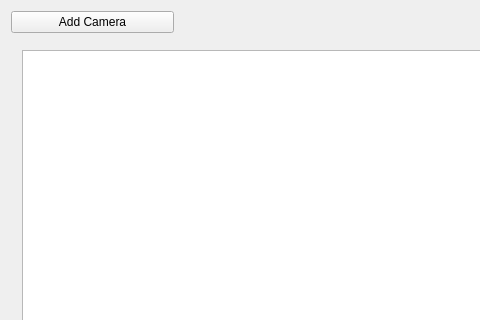
Qt form camerastitchingpage.ui (csavur/Stitching) before a commit; both pictures show x 0 to 480 and y 0 to 320 of the 1008 by 676 pixel window.
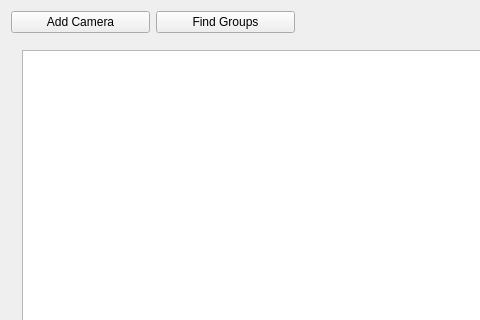
The same form after that commit.

The edit to the form file:
```diff
--- a/camerastitchingpage.ui
+++ b/camerastitchingpage.ui
@@ -13,28 +13,8 @@
   <property name="windowTitle">
    <string>CameraStitchingPage</string>
   </property>
-  <layout class="QGridLayout" name="gridLayout_3" rowstretch="0,0,0" columnstretch="2,10">
-   <item row="0" column="0">
-    <widget class="QPushButton" name="pushButtonAddCamera">
-     <property name="text">
-      <string>Add Camera</string>
-     </property>
-    </widget>
-   </item>
-   <item row="0" column="1">
-    <spacer name="horizontalSpacer_2">
-     <property name="orientation">
-      <enum>Qt::Horizontal</enum>
-     </property>
-     <property name="sizeHint" stdset="0">
-      <size>
-       <width>40</width>
-       <height>20</height>
-      </size>
-     </property>
-    </spacer>
-   </item>
-   <item row="1" column="0" colspan="2">
+  <layout class="QGridLayout" name="gridLayout_3" rowstretch="0,0,0" columnstretch="2,2,10">
+   <item row="1" column="0" colspan="3">
     <widget class="QWidget" name="widget" native="true">
      <layout class="QGridLayout" name="gridLayout_2">
       <item row="0" column="0">
@@ -43,7 +23,7 @@
      </layout>
     </widget>
    </item>
-   <item row="2" column="0" colspan="2">
+   <item row="2" column="0" colspan="3">
     <widget class="QWidget" name="widgetControl" native="true">
      <layout class="QGridLayout" name="gridLayout">
       <property name="leftMargin">
@@ -81,6 +61,33 @@
      </layout>
     </widget>
    </item>
+   <item row="0" column="0">
+    <widget class="QPushButton" name="pushButtonAddCamera">
+     <property name="text">
+      <string>Add Camera</string>
+     </property>
+    </widget>
+   </item>
+   <item row="0" column="2">
+    <spacer name="horizontalSpacer_2">
+     <property name="orientation">
+      <enum>Qt::Horizontal</enum>
+     </property>
+     <property name="sizeHint" stdset="0">
+      <size>
+       <width>40</width>
+       <height>20</height>
+      </size>
+     </property>
+    </spacer>
+   </item>
+   <item row="0" column="1">
+    <widget class="QPushButton" name="pushButtonGroup">
+     <property name="text">
+      <string>Find Groups</string>
+     </property>
+    </widget>
+   </item>
   </layout>
  </widget>
  <layoutdefault spacing="6" margin="11"/>
```
